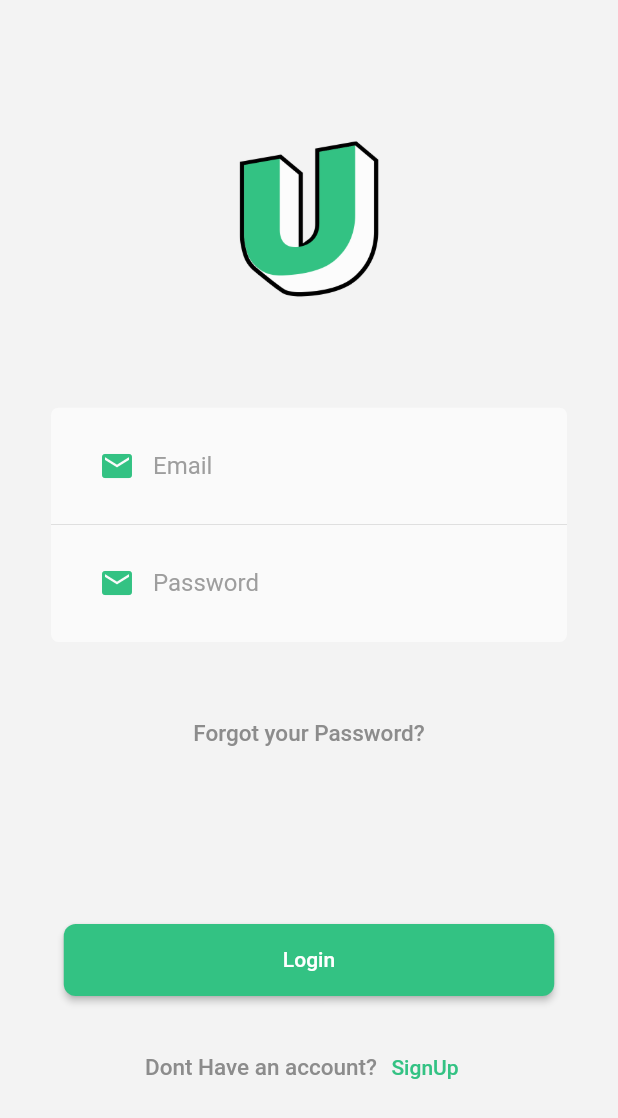
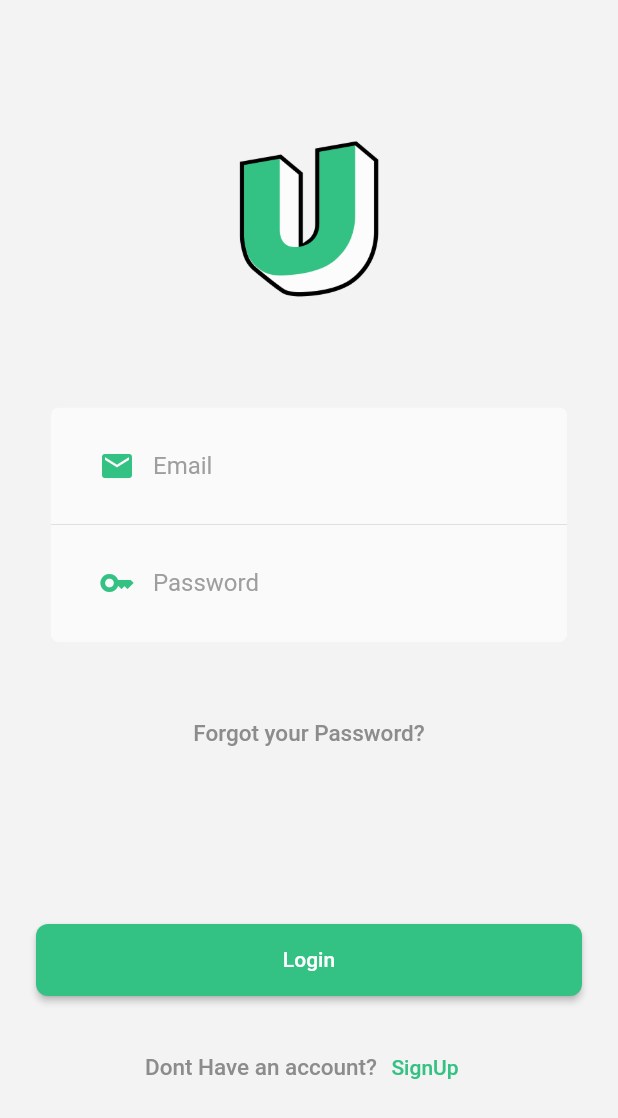
Before and after one commit to bernandez/Inuny_chat_app, a Flutter app: the screen it shows after launch, on a phone screen of 412 x 824 dp. Shown: the top 1118 px of the screen. Run offline on Flutter 3.47's test engine with Material 2 defaults, Android fonts, the phone set to English and light mode, and no system bars; our stand-ins replace firebase_auth, firebase_core; missing offline and left inert: stream_chat_flutter; accounts and stored records are empty.

Commit message:
removed unused functions

```diff
--- a/lib/main.dart
+++ b/lib/main.dart
@@ -3,7 +3,6 @@
 import 'package:flutter/material.dart';
 import 'package:inuny/screens/Chat_screen.dart';
 import 'package:inuny/screens/Signup_screen.dart';
-import 'package:inuny/screens/home_page.dart';
 import 'package:inuny/screens/login_screen.dart';
 import 'package:stream_chat_flutter/stream_chat_flutter.dart' as stream;
 import 'package:firebase_auth/firebase_auth.dart';
--- a/lib/screens/login_screen.dart
+++ b/lib/screens/login_screen.dart
@@ -63,16 +63,11 @@ class _LoginPageState extends State<LoginPage> {
 
 
 
-  Widget _loginOrRegisterButton(){
-    return TextButton(onPressed: () {
-      setState(() {
-        isLogin = !isLogin;
-      });
-    }, child: Text(isLogin ? 'Registered': 'Login '));
-  }
 
  Widget _logInButton(){
-    return SizedBox(
+    return Padding(
+      padding: const EdgeInsets.only(left:24.0, right: 24),
+      child: SizedBox(
         height: 48,
         width: 327,
         child: ElevatedButton(
@@ -86,6 +81,7 @@ class _LoginPageState extends State<LoginPage> {
           )
 
          ),),
+      ),
     );
   }
 
@@ -99,6 +95,30 @@ class _LoginPageState extends State<LoginPage> {
 
     ),));
   }
+
+Widget _passwordfield(
+    String title,
+    TextEditingController controller,
+
+  ){
+    return TextField(
+      maxLines: 2,
+      controller: controller,
+
+      decoration: InputDecoration(
+        prefixIcon: Icon(Icons.key,color: Color(0xff33c283),),
+
+
+        labelText: title,
+         labelStyle: TextStyle(
+
+          color: Colors.grey),
+          border: InputBorder.none,
+
+      ),
+    );
+  }
+
 
 Widget _signupnavigation(){
   return TextButton(onPressed: () {
@@ -124,7 +144,7 @@ Widget _signupnavigation(){
         decoration: BoxDecoration(
          color: Color(0xffF3F3F3),
         ),
-        child: Column(
+        child: ListView(
 
 
           children: [
@@ -154,7 +174,7 @@ Widget _signupnavigation(){
                       color: Colors.grey,
                     ),
                     Padding(padding: EdgeInsets.only(left: 20.0),
-                    child: _entryfield('Password', _controllerPassword),
+                    child: _passwordfield('Password', _controllerPassword),
                     ),
 
                       ],
@@ -166,11 +186,16 @@ Widget _signupnavigation(){
               height: 42,
             ),
 
+            Row(
+              mainAxisAlignment: MainAxisAlignment.center,
+              children: [
                 Text("Forgot your Password?", style: TextStyle(
                   fontWeight: FontWeight.w500,
                        color: Color(0xff8C8C8C),
                       fontSize: 15,
                 ),),
+              ],
+            ),
 
             SizedBox(
               height: 118,
```
Also changed, not shown: lib/screens/home_page.dart (deleted, +0 -31 lines). Lines whose indentation alone changed are shown as unchanged.
